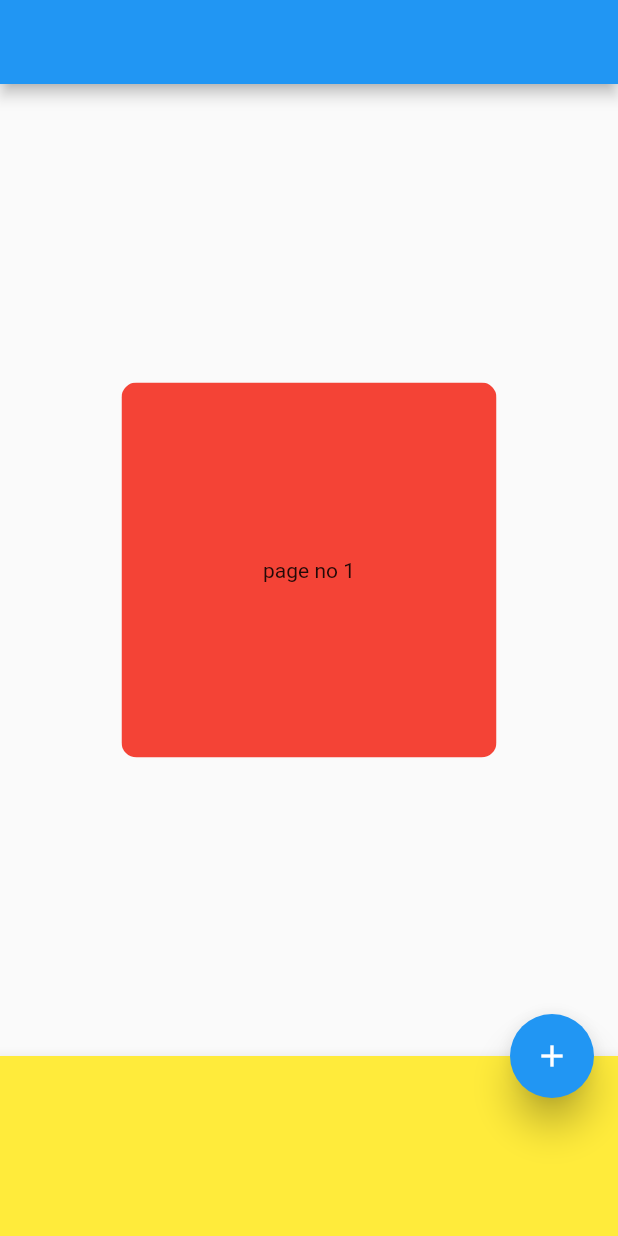
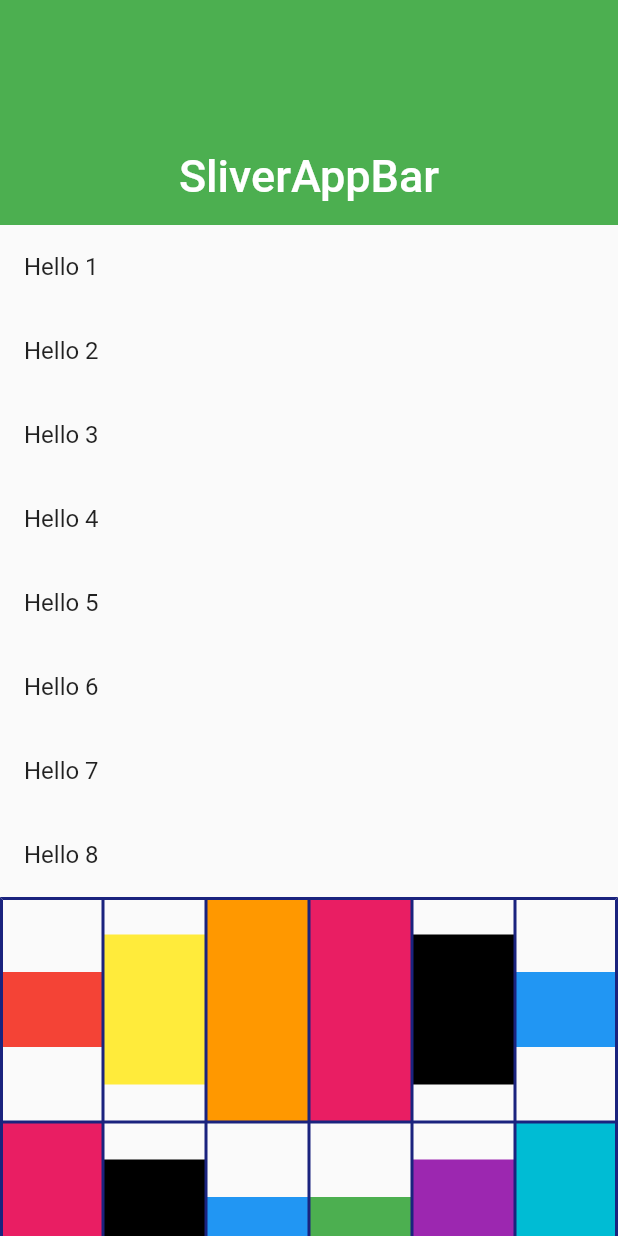
Before and after one commit to AhmedHassanHamid/100DaysOfCode, a Flutter app: the screen it shows after launch, on a phone screen of 412 x 824 dp. Run offline on Flutter 3.47's test engine with Material 2 defaults, Android fonts, the phone set to English and light mode, and no system bars; our stand-ins replace convert.

Commit message:
day 5
• Table
• SliverGrid

```diff
--- /dev/null
+++ b/lib/day5.dart
@@ -0,0 +1,156 @@
+import 'package:flutter/material.dart';
+
+class Day5 extends StatefulWidget {
+  Day5({Key? key}) : super(key: key);
+
+  @override
+  State<Day5> createState() => _Day5State();
+}
+
+class _Day5State extends State<Day5> {
+  @override
+  Widget build(BuildContext context) {
+    return Scaffold(
+     // appBar: AppBar(),
+      body: SafeArea(
+         child: CustomScrollView(
+          slivers: [
+            SliverAppBar(
+              flexibleSpace: FlexibleSpaceBar(
+                centerTitle: true,
+                title: Text('SliverAppBar'),
+
+              ),
+               backgroundColor:
+                  Colors.green, // ! to provide the bg color for tha app bar....
+              //brightness: Brightness.light, // ! to provide the [brightness] like dark or light....
+              floating: true, // ! to make the appbar floating...
+              elevation: 10.0, // ! to give cool shadow effect....
+              expandedHeight: 150.0,
+
+            ),
+            SliverList(delegate: SliverChildListDelegate([
+              ListTile(
+                title: Text("Hello 1"),
+              ),
+              ListTile(
+                title: Text("Hello 2"),
+              ),
+              ListTile(
+                title: Text("Hello 3"),
+              ),
+              ListTile(
+                title: Text("Hello 4"),
+              ),
+              ListTile(
+                title: Text("Hello 5"),
+              ),
+              ListTile(
+                title: Text("Hello 6"),
+              ),
+              ListTile(
+                title: Text("Hello 7"),
+              ),
+              ListTile(
+                title: Text("Hello 8"),
+              ),
+               Table(
+          defaultColumnWidth: FractionColumnWidth(0.1),
+          columnWidths: {2: FractionColumnWidth(0.1)},
+          defaultVerticalAlignment: TableCellVerticalAlignment.middle,
+          textBaseline: TextBaseline.ideographic,
+          textDirection: TextDirection.ltr,
+          border: TableBorder.all(
+            color: Colors.indigo.shade900,
+            width: 2.0
+          ),
+          children: [
+            TableRow(
+              children: [
+                Container(
+                height: 50,
+                color: Colors.red,
+              ),
+              Container(
+                height: 100,
+                color: Colors.yellow,
+              ),
+              Container(
+                height: 150,
+                color: Colors.orange,
+              ),
+              Container(
+                height: 150,
+                color: Colors.pink,
+              ),
+              Container(
+                height: 100,
+                color: Colors.black,
+              ),
+              Container(
+                height: 50,
+                color: Colors.blue,
+              ),
+            ]),
+            TableRow(children: [
+              Container(
+                height: 150,
+                color: Colors.pink,
+              ),
+              Container(
+                height: 100,
+                color: Colors.black,
+              ),
+              Container(
+                height: 50,
+                color: Colors.blue,
+              ),
+              Container(
+                height: 50,
+                color: Colors.green,
+              ),
+              Container(
+                height: 100,
+                color: Colors.purple,
+              ),
+              Container(
+                height: 150,
+                color: Colors.cyan,
+              ),
+            ]),
+            TableRow(children: [
+              Container(
+                height: 50,
+                color: Colors.green,
+              ),
+              Container(
+                height: 100,
+                color: Colors.purple,
+              ),
+              Container(
+                height: 150,
+                color: Colors.cyan,
+              ),
+              Container(
+                height: 50,
+                color: Colors.red,
+              ),
+              Container(
+                height: 100,
+                color: Colors.yellow,
+              ),
+              Container(
+                height: 150,
+                color: Colors.orange,
+              ),
+              ]
+            )
+          ],
+        )
+            ]))
+          ],
+         ),
+         ),
+    );
+  }
+}
--- a/lib/main.dart
+++ b/lib/main.dart
@@ -3,6 +3,7 @@ import 'package:i100daysofcodei/day1.dart';
 import 'package:i100daysofcodei/day2.dart';
 import 'package:i100daysofcodei/day3.dart';
 import 'package:i100daysofcodei/day4.dart';
+import 'package:i100daysofcodei/day5.dart';
 
 void main() {
   runApp(const MyApp());
@@ -20,7 +21,7 @@ class MyApp extends StatelessWidget {
       theme: ThemeData(
         primarySwatch: Colors.blue,
       ),
-      home: Day4(),
+      home: Day5(),
     );
   }
 }
```
